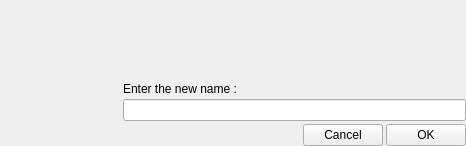
rahmanshaber/corebox, file app/corefm/renamewindow.ui: the form before one commit.
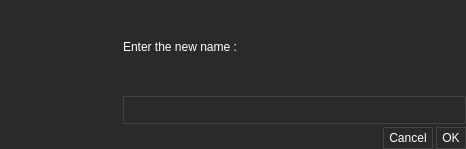
The form after the commit.

Patch:
```diff
--- a/app/corefm/renamewindow.ui
+++ b/app/corefm/renamewindow.ui
@@ -7,12 +7,36 @@
     <x>0</x>
     <y>0</y>
     <width>466</width>
-    <height>146</height>
+    <height>149</height>
    </rect>
   </property>
   <property name="windowTitle">
    <string>Form</string>
   </property>
+  <property name="styleSheet">
+   <string notr="true">/*CoreShotDialog */
+
+QWidget{
+    background-color: #2A2A2A;
+    color: #ffffff;
+    border: 1px #2A2A2A;}
+
+
+QPushButton{
+    background-color: transparent;
+    color: #ffffff;
+    border: 1px solid #434343;
+    padding: 3px 5px 3px 5px;}
+QPushButton:hover {
+    background-color: #308CC6;}
+
+
+QLineEdit{
+    background-color: transparent;
+    color: #E6E6E6;
+    border: 1px solid #434343;
+    padding: 5px 5px 5px 10px;}</string>
+  </property>
   <layout class="QVBoxLayout" name="verticalLayout_2">
    <property name="spacing">
     <number>3</number>
@@ -49,19 +73,6 @@
      </item>
      <item>
       <layout class="QVBoxLayout" name="verticalLayout">
-       <item>
-        <spacer name="verticalSpacer">
-         <property name="orientation">
-          <enum>Qt::Vertical</enum>
-         </property>
-         <property name="sizeHint" stdset="0">
-          <size>
-           <width>20</width>
-           <height>40</height>
-          </size>
-         </property>
-        </spacer>
-       </item>
        <item>
         <widget class="QLabel" name="label_2">
          <property name="text">
```
